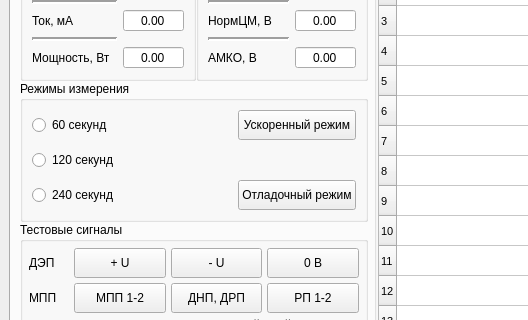
First picture: the form in main_win.ui, repository a-styuf/kpa_be_ske_lr, before the edit; both pictures show x 0 to 528 and y 243 to 563 of the 1336 by 757 pixel window.
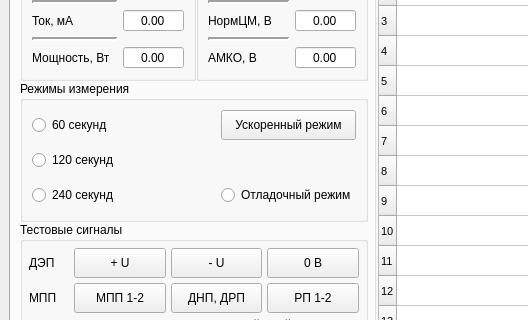
Second picture: the form after the edit.

Diff of the .ui file:
```diff
--- a/main_win.ui
+++ b/main_win.ui
@@ -794,7 +794,7 @@
                 </widget>
                </item>
                <item row="3" column="1">
-                <widget class="QPushButton" name="SKE_dbgMIntPbutton">
+                <widget class="QRadioButton" name="SKE_dbgMIntPbutton">
                  <property name="minimumSize">
                   <size>
                    <width>0</width>
```
